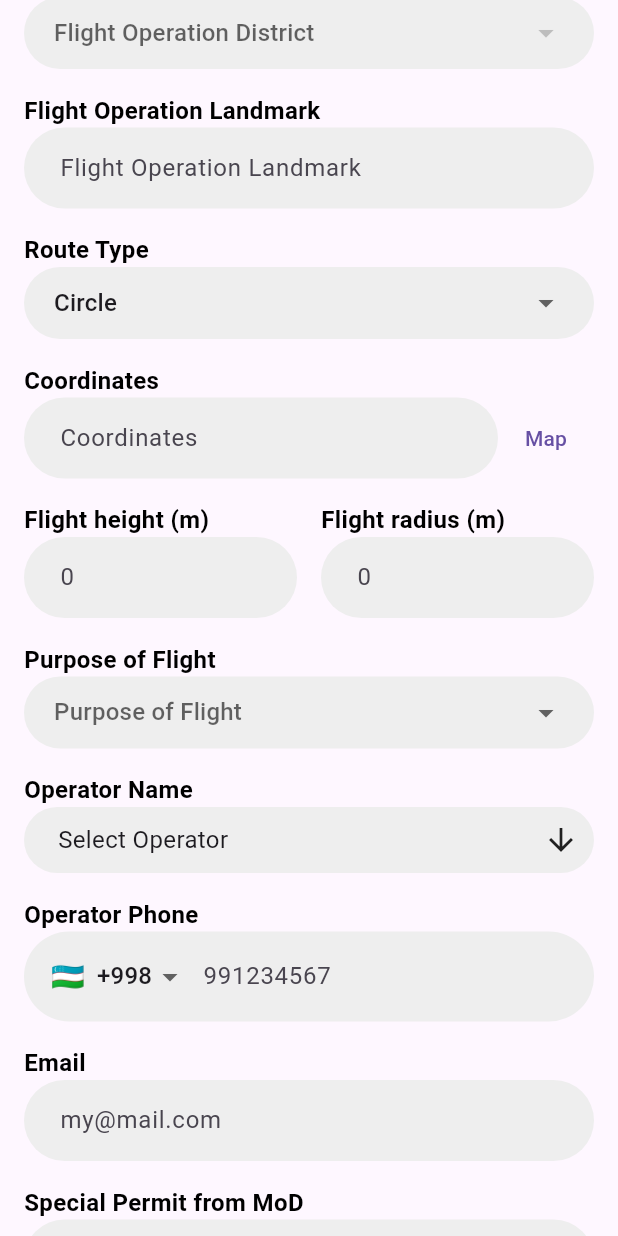
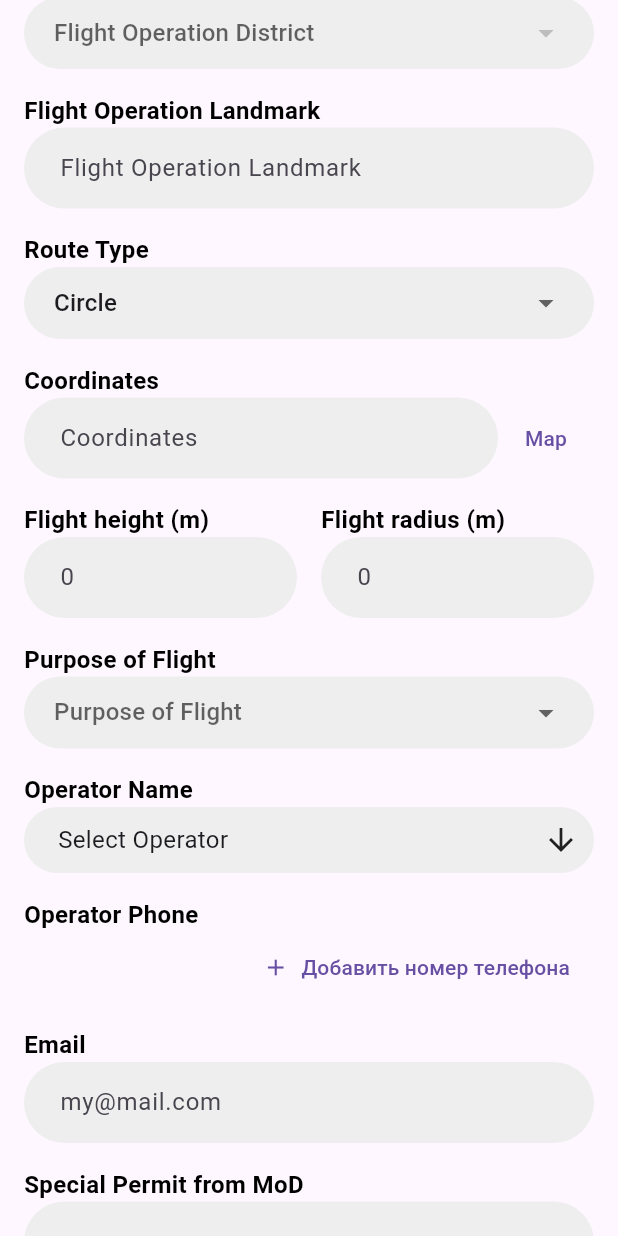
Before and after one commit to NirvanaEx/safesky, a Flutter app: the AddRequestView screen opened directly, scrolled down 576 dp, on a phone screen of 412 x 824 dp. Run offline on Flutter 3.47's test engine with Material 3 defaults, Android fonts, the phone set to English and light mode, and no system bars; drawn by our look-alikes of multi_select_flutter; our stand-ins replace barcode_widget, connectivity_plus, file_picker, flutter_chat_bubble, flutter_local_notifications, flutter_map and 12 more; missing offline and left inert: flutter_map_tile_caching, mobile_scanner, syncfusion_flutter_pdfviewer, workmanager; accounts and stored records are empty; generated files the repository leaves out were written again; network calls fail; statements that could not run were skipped; project files that could hold a hidden picture were left out.

Commit message:
Добавлен редактируемый номер телефона

```diff
--- a/lib/views/home/add_request_view.dart
+++ b/lib/views/home/add_request_view.dart
@@ -242,7 +242,7 @@ class _AddRequestViewState extends State<AddRequestView> {
         ),
         SizedBox(height: 16),
         _buildLabel(localizations.addRequestView_operatorPhone),
-        _buildPhoneField(viewModel, context),
+        _buildPhoneList(viewModel),
         SizedBox(height: 16),
         _buildLabel(localizations.addRequestView_email),
         _buildTextField(viewModel.emailController, hintText: 'my@mail.com', isText: true),
@@ -295,6 +295,71 @@ class _AddRequestViewState extends State<AddRequestView> {
     );
   }
 
+  Widget _buildPhoneList(AddRequestViewModel viewModel) {
+    return Column(
+      crossAxisAlignment: CrossAxisAlignment.start,
+      children: [
+        // Отображение номеров телефонов от выбранных операторов
+        ...viewModel.operatorPhoneControllers.map((controller) => Padding(
+          padding: const EdgeInsets.symmetric(vertical: 4.0),
+          child: TextField(
+            controller: controller,
+            keyboardType: TextInputType.phone,
+            decoration: InputDecoration(
+              hintText: 'Номер телефона оператора',
+              border: OutlineInputBorder(
+                borderRadius: BorderRadius.circular(30),
+              ),
+              contentPadding: EdgeInsets.symmetric(horizontal: 20, vertical: 15),
+            ),
+          ),
+        )),
+        // Отображение вручную добавленных номеров
+        ...viewModel.manualPhoneControllers.map((controller) => Padding(
+          padding: const EdgeInsets.symmetric(vertical: 4.0),
+          child: Row(
+            children: [
+              Expanded(
+                child: TextField(
+                  controller: controller,
+                  keyboardType: TextInputType.phone,
+                  decoration: InputDecoration(
+                    hintText: 'Дополнительный номер телефона',
+                    border: OutlineInputBorder(
+                      borderRadius: BorderRadius.circular(30),
+                    ),
+                    contentPadding: EdgeInsets.symmetric(horizontal: 20, vertical: 15),
+                  ),
+                ),
+              ),
+              IconButton(
+                icon: Icon(Icons.remove_circle, color: Colors.red),
+                onPressed: () {
+                  setState(() {
+                    viewModel.manualPhoneControllers.remove(controller);
+                  });
+                },
+              )
+            ],
+          ),
+        )),
+        // Кнопка для добавления нового номера телефона
+        Align(
+          alignment: Alignment.centerRight,
+          child: TextButton.icon(
+            onPressed: () {
+              setState(() {
+                viewModel.manualPhoneControllers.add(TextEditingController());
+              });
+            },
+            icon: Icon(Icons.add),
+            label: Text("Добавить номер телефона"),
+          ),
+        ),
+      ],
+    );
+  }
+
   Widget _buildLabel(String label) {
     return Text(
       label,
@@ -336,51 +401,7 @@ class _AddRequestViewState extends State<AddRequestView> {
     );
   }
 
-  Widget _buildPhoneField(AddRequestViewModel viewModel, BuildContext context) {
-    final localizations = AppLocalizations.of(context)!;
-    return Container(
-      decoration: BoxDecoration(
-        color: Colors.grey[200],
-        borderRadius: BorderRadius.circular(30),
-      ),
-      padding: EdgeInsets.symmetric(horizontal: 10),
-      child: Row(
-        children: [
-          DropdownButtonHideUnderline(
-            child: DropdownButton<String>(
-              value: viewModel.selectedCountryCode,
-              items: viewModel.countries.map((country) {
-                return DropdownMenuItem<String>(
-                  value: country['code'],
-                  child: Row(
-                    children: [
-                      SizedBox(width: 8),
-                      Text(country['flag']!, style: TextStyle(fontSize: 18)),
-                      SizedBox(width: 8),
-                      Text(country['code']!, style: TextStyle(fontSize: 16)),
-                    ],
-                  ),
-                );
-              }).toList(),
-              onChanged: (value) => viewModel.updateCountryCode(value!),
-            ),
-          ),
-          Expanded(
-            child: TextField(
-              controller: viewModel.phoneController,
-              keyboardType: TextInputType.phone,
-              decoration: InputDecoration(
-                border: InputBorder.none,
-                hintText: '991234567',
-                contentPadding: EdgeInsets.symmetric(horizontal: 10, vertical: 18),
-              ),
-              style: TextStyle(fontSize: 16),
-            ),
-          ),
-        ],
-      ),
-    );
-  }
+
 
   // Обновленный метод для выпадающих списков моделей
   Widget _buildDropdown<T>({
```
Also changed, not shown: lib/viewmodels/add_request_viewmodel.dart (+23 -11 lines), lib/views/show_request_view.dart (+13 -13 lines).
